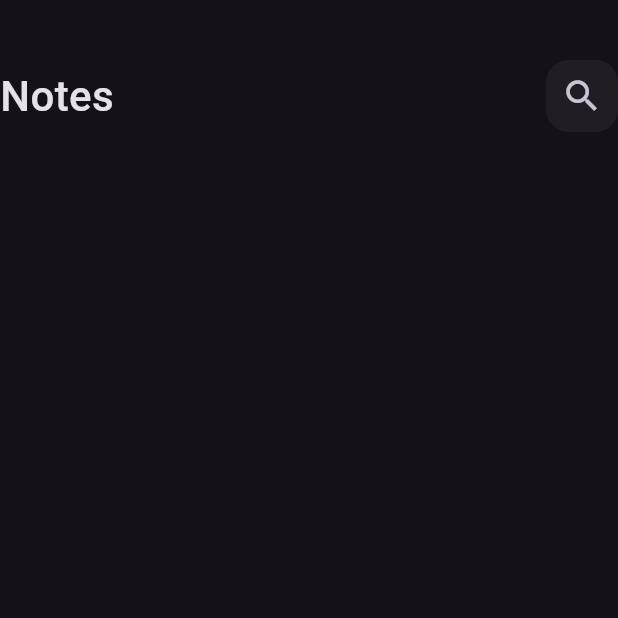
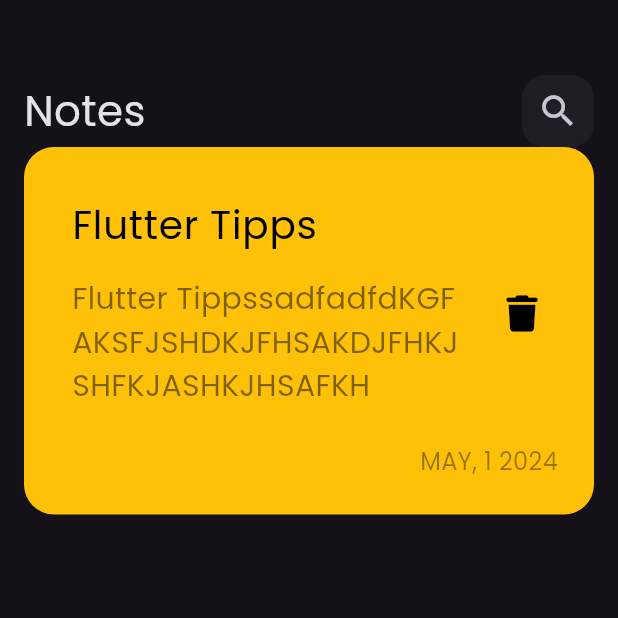
Before and after one commit to beshoyArmia/note_app, a Flutter app: the screen it shows after launch, on a phone screen of 412 x 824 dp, the top half of it. Run offline on Flutter 3.47's test engine with Material 3 defaults, Android fonts, the phone set to English and light mode, and no system bars; our stand-ins replace font_awesome_flutter.

Commit message:
create custom note item

```diff
--- a/lib/main.dart
+++ b/lib/main.dart
@@ -6,13 +6,12 @@ void main() {
 }
 
 class NoteApp extends StatelessWidget {
-
   const NoteApp({super.key});
 
   @override
   Widget build(BuildContext context) {
     return MaterialApp(
-      theme: ThemeData(brightness: Brightness.dark),
+      theme: ThemeData(brightness: Brightness.dark, fontFamily: "Poppins"),
       home: const NoteView(),
     );
   }
--- /dev/null
+++ b/lib/widgets/CustomNoteItem.dart
@@ -0,0 +1,57 @@
+
+import 'package:flutter/material.dart';
+import 'package:font_awesome_flutter/font_awesome_flutter.dart';
+
+class CustomNoteItem extends StatelessWidget {
+  const CustomNoteItem({super.key});
+
+  @override
+  Widget build(BuildContext context) {
+    return Container(
+      padding: EdgeInsets.only(top: 24, bottom: 24, left: 16),
+      decoration: BoxDecoration(
+        color: Colors.amber,
+        borderRadius: BorderRadius.circular(20),
+      ),
+      child: Column(
+        crossAxisAlignment: CrossAxisAlignment.end,
+        children: [
+          ListTile(
+            title: const Text(
+              'Flutter Tipps',
+              style: TextStyle(fontSize: 26, color: Colors.black),
+            ),
+            subtitle: Padding(
+              padding: const EdgeInsets.only(top: 16, bottom: 16),
+              child: Text(
+                'Flutter TippssadfadfdKGFAKSFJSHDKJFHSAKDJFHKJSHFKJASHKJHSAFKH',
+                style: TextStyle(
+                  color: Colors.black.withOpacity(0.5),
+                  fontSize: 20,
+                ),
+              ),
+            ),
+            trailing: IconButton(
+              onPressed: () {},
+              icon: const Icon(
+                FontAwesomeIcons.trash,
+                color: Colors.black,
+                size: 24,
+              ),
+            ),
+          ),
+          Padding(
+            padding: const EdgeInsets.only(right: 24),
+            child: Text(
+              'MAY, 1 2024',
+              style: TextStyle(
+                fontSize: 16,
+                color: Colors.black.withOpacity(0.4),
+              ),
+            ),
+          ),
+        ],
+      ),
+    );
+  }
+}
--- a/lib/widgets/notesViewBody.dart
+++ b/lib/widgets/notesViewBody.dart
@@ -1,18 +1,23 @@
 import 'package:flutter/material.dart';
+import 'package:note_app/widgets/CustomNoteItem.dart';
 import 'package:note_app/widgets/customAppBar.dart';
 
 class NotesViewBody extends StatelessWidget {
-  const NotesViewBody({Key? key}) : super(key: key);
+  const NotesViewBody({super.key});
 
   @override
   Widget build(BuildContext context) {
-    return const Column(
-      children: [
-        Padding(
-          padding: const EdgeInsets.only(top: 40),
-          child: CustomAppBar(),
-        ),
-      ],
+    return const Padding(
+      padding: EdgeInsets.only(left: 16, right: 16),
+      child: Column(
+        children: [
+          SizedBox(
+            height: 50,
+          ),
+          CustomAppBar(),
+          CustomNoteItem(),
+        ],
+      ),
     );
   }
 }
```
Also changed, not shown: pubspec.yaml (+8 -12 lines), assets/fonts/Poppins-Regular.ttf (added), pubspec.lock.
